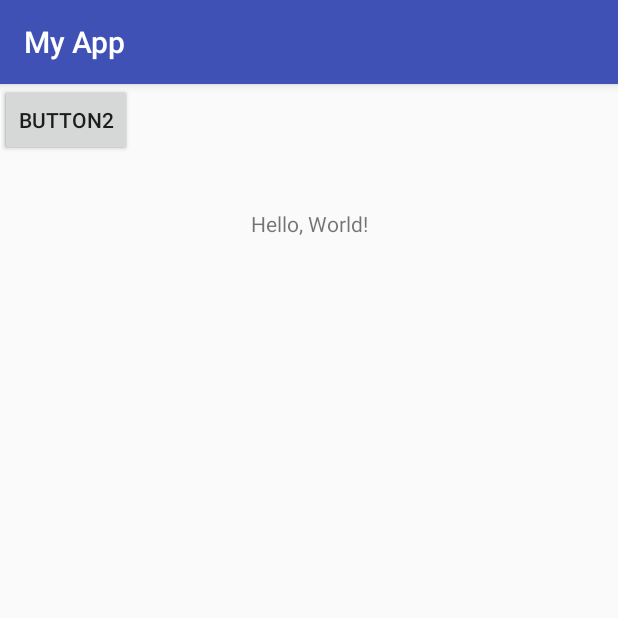
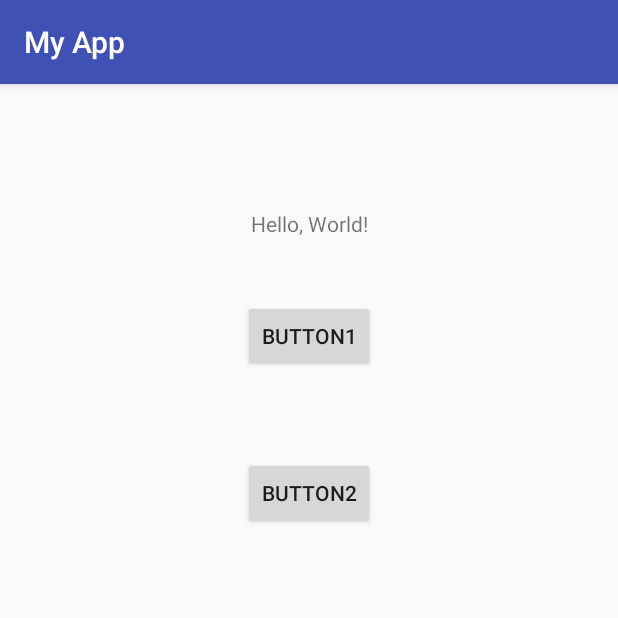
Before and after one commit to DkRunker/HelloAndroid, an Android app: the screen it shows after launch (MyActivity), after a tap on "BUTTON1", on a phone screen of 412 x 824 dp, the top half of it. Run offline under Robolectric (Android 15) with nearby library versions, the phone set to English and light mode, and no system bars.

```diff
--- a/app/src/main/java/com/example/pablo/helloandroid/MyActivity.java
+++ b/app/src/main/java/com/example/pablo/helloandroid/MyActivity.java
@@ -2,6 +2,9 @@ package com.example.pablo.helloandroid;
 
 import android.support.v7.app.AppCompatActivity;
 import android.os.Bundle;
+import android.view.View;
+import android.widget.Toast;
+import android.util.Log;
 
 public class MyActivity extends AppCompatActivity {
 
@@ -9,5 +12,19 @@ public class MyActivity extends AppCompatActivity {
     protected void onCreate(Bundle savedInstanceState) {
         super.onCreate(savedInstanceState);
         setContentView(R.layout.my_layout);
+
+        //Prueba de Toast y Log
+        Toast.makeText(this, "Puedes verme?", Toast.LENGTH_SHORT).show();
+        Log.i("info", "App creada: ");
+    }
+
+    public void topClick(View v){
+        Toast.makeText(this, "Top button clicked", Toast.LENGTH_SHORT).show();
+        Log.i("info", "topClick: ");
+    }
+
+    public void bottomClick(View v){
+        Toast.makeText(this,"Bottom button clicked", Toast.LENGTH_SHORT).show();
+        Log.i("info", "bottomClick: ");
     }
 }
--- a/app/src/main/res/layout/my_layout.xml
+++ b/app/src/main/res/layout/my_layout.xml
@@ -23,8 +23,13 @@
         android:layout_height="wrap_content"
         android:onClick="topClick"
         android:text="Button1"
-        tools:layout_editor_absoluteX="147dp"
-        tools:layout_editor_absoluteY="94dp" />
+        app:layout_constraintBottom_toBottomOf="parent"
+        app:layout_constraintEnd_toEndOf="parent"
+        app:layout_constraintHorizontal_bias="0.5"
+        app:layout_constraintStart_toStartOf="parent"
+        app:layout_constraintTop_toTopOf="parent"
+        app:layout_constraintVertical_bias="0.2"
+        tools:ignore="MissingConstraints" />
 
     <Button
         android:id="@+id/button2"
@@ -32,6 +37,11 @@
         android:layout_height="wrap_content"
         android:onClick="bottomClick"
         android:text="Button2"
-        tools:layout_editor_absoluteX="148dp"
-        tools:layout_editor_absoluteY="191dp" />
+        app:layout_constraintBottom_toBottomOf="parent"
+        app:layout_constraintEnd_toEndOf="parent"
+        app:layout_constraintHorizontal_bias="0.5"
+        app:layout_constraintStart_toStartOf="parent"
+        app:layout_constraintTop_toTopOf="parent"
+        app:layout_constraintVertical_bias="0.345"
+        tools:ignore="MissingConstraints" />
 </android.support.constraint.ConstraintLayout>
```
